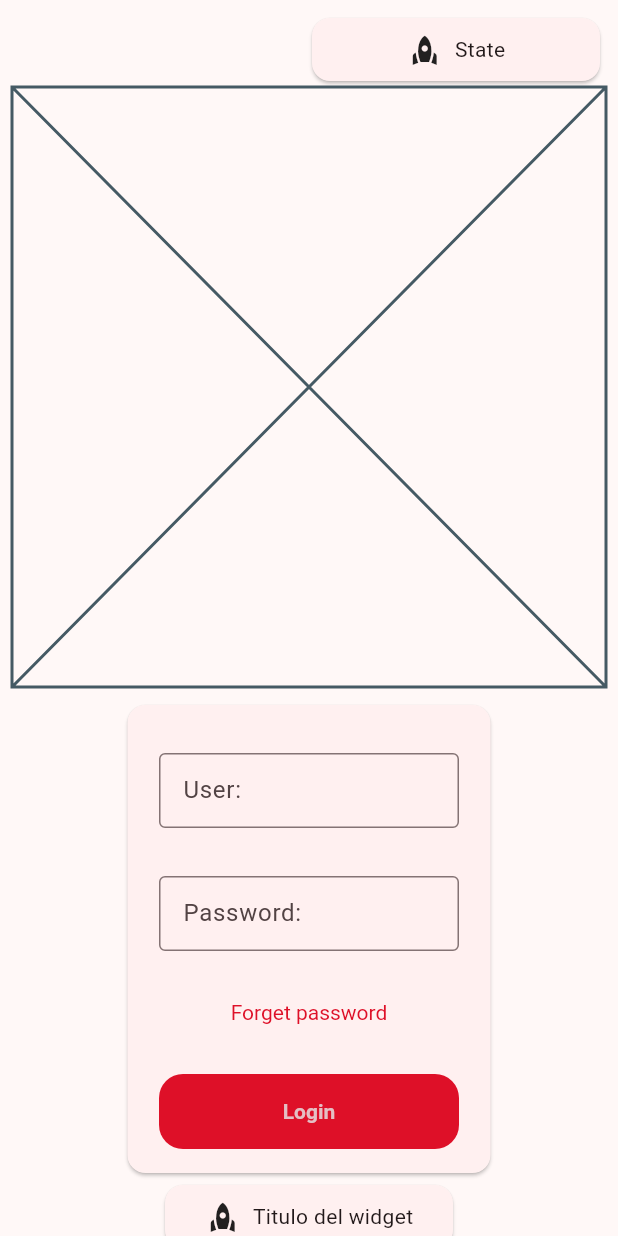
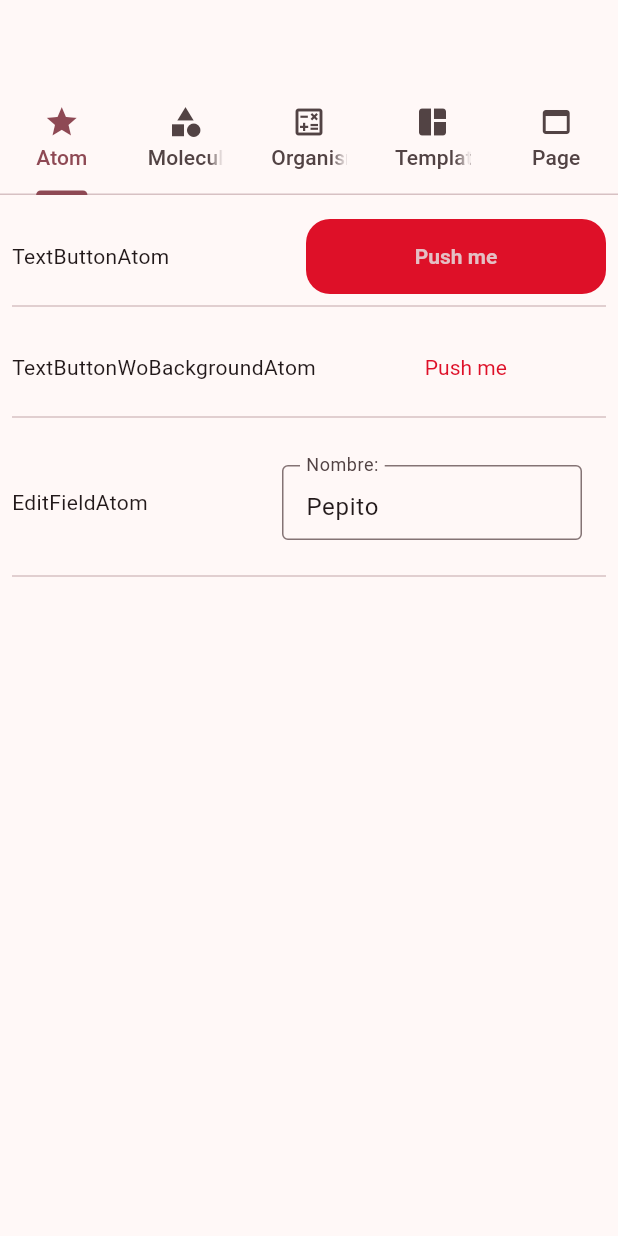
Before and after one commit to Javierenrique00/retoflutter_fase4, a Flutter app: the screen it shows after launch, on a phone screen of 412 x 824 dp. Run offline on Flutter 3.47's test engine with Material 3 defaults, Android fonts, the phone set to English and light mode, and no system bars.

Commit message:
Improve documentation

```diff
--- a/atomicdesign/example/lib/main.dart
+++ b/atomicdesign/example/lib/main.dart
@@ -1,11 +1,5 @@
-import 'package:atomicdesign/ui/atom/edit_field_atom/edit_field_atom.dart';
-import 'package:atomicdesign/ui/atom/edit_field_atom/edit_field_input_type.dart';
-import 'package:atomicdesign/ui/atom/text_button_atom.dart';
-import 'package:atomicdesign/ui/atom/text_button_wo_background_atom.dart';
 import 'package:atomicdesign/ui/foundation/theme_foundation.dart';
-import 'package:atomicdesign/ui/molecule/card_tile_molecule.dart';
-import 'package:atomicdesign/ui/organism/login_organism.dart';
-import 'package:atomicdesign/ui/template/basic_template.dart';
+import 'package:example/ui/tab_menu.dart';
 import 'package:flutter/material.dart';
 
 void main() {
@@ -21,37 +15,7 @@ class MainApp extends StatelessWidget {
       theme: basicLightThemeFoundation,
       darkTheme: basicDarkThemeFoundation,
       themeMode: ThemeMode.light,
-      home: Scaffold(
-        body: Center(
-          child: Column(
-            children: [
-              const BasicTemplate(
-                mainContent: Placeholder(),
-                stateContent: CardTileMolecule(
-                  title: 'State',
-                ),
-              ),
-              const LoginOrganism(),
-              const CardTileMolecule(
-                title: 'Titulo del widget',
-              ),
-              EditFieldAtom(
-                  name: 'Nombre:',
-                  strValue: 'Pepito',
-                  type: EditFieldInputType.stringShortType,
-                  onChanged: (value) {}),
-              TextButtonAtom(
-                textButton: 'Push me',
-                onPressedButton: () {},
-              ),
-              TextButtonWoBackgroundAtom(
-                textButton: 'Push me',
-                onPressedButton: () {},
-              )
-            ],
-          ),
-        ),
-      ),
+      home: const TabMenu(),
     );
   }
 }
--- /dev/null
+++ b/atomicdesign/example/lib/ui/screen/atom_screen.dart
@@ -0,0 +1,37 @@
+import 'package:atomicdesign/ui/atom/edit_field_atom/edit_field_atom.dart';
+import 'package:atomicdesign/ui/atom/edit_field_atom/edit_field_input_type.dart';
+import 'package:atomicdesign/ui/atom/text_button_atom.dart';
+import 'package:atomicdesign/ui/atom/text_button_wo_background_atom.dart';
+import 'package:atomicdesign/ui/template/showcase_template.dart';
+import 'package:flutter/material.dart';
+
+class AtomScreen extends StatelessWidget {
+  const AtomScreen({super.key});
+
+  @override
+  Widget build(BuildContext context) {
+    return ShowcaseTemplate(
+      widgetList: [
+        {
+          'TextButtonAtom': TextButtonAtom(
+            textButton: 'Push me',
+            onPressedButton: () {},
+          )
+        },
+        {
+          'TextButtonWoBackgroundAtom': TextButtonWoBackgroundAtom(
+            textButton: 'Push me',
+            onPressedButton: () {},
+          )
+        },
+        {
+          'EditFieldAtom': EditFieldAtom(
+              name: 'Nombre:',
+              strValue: 'Pepito',
+              type: EditFieldInputType.stringShortType,
+              onChanged: (value) {})
+        },
+      ],
+    );
+  }
+}
--- /dev/null
+++ b/atomicdesign/example/lib/ui/tab_menu.dart
@@ -0,0 +1,50 @@
+import 'package:example/ui/screen/atom_screen.dart';
+import 'package:example/ui/screen/molecule_screen.dart';
+import 'package:example/ui/screen/organism_screen.dart';
+import 'package:example/ui/screen/page_screen.dart';
+import 'package:example/ui/screen/template_screen.dart';
+import 'package:flutter/material.dart';
+
+class TabMenu extends StatelessWidget {
+  const TabMenu({super.key});
+
+  @override
+  Widget build(BuildContext context) {
+    return DefaultTabController(
+      length: 5,
+      child: Scaffold(
+        appBar: AppBar(
+          bottom: const TabBar(tabs: [
+            Tab(
+              icon: Icon(Icons.star),
+              text: 'Atom',
+            ),
+            Tab(
+              icon: Icon(Icons.category),
+              text: 'Molecule',
+            ),
+            Tab(
+              icon: Icon(Icons.calculate_outlined),
+              text: 'Organism',
+            ),
+            Tab(
+              icon: Icon(Icons.space_dashboard),
+              text: 'Template',
+            ),
+            Tab(
+              icon: Icon(Icons.web_asset),
+              text: 'Page',
+            ),
+          ]),
+        ),
+        body: const TabBarView(children: [
+          AtomScreen(),
+          MoleculeScreen(),
+          OrganismScreen(),
+          TemplateScreen(),
+          PageScreen(),
+        ],),
+      ),
+    );
+  }
+}
--- a/atomicdesign/lib/ui/foundation/size_foundation.dart
+++ b/atomicdesign/lib/ui/foundation/size_foundation.dart
@@ -19,4 +19,6 @@ abstract class SizeFoundation {
 
   static const basictemplateInsetBorder = SizesToken.s8x1;
 
+  static const showcaseTemplateSpacer = SizesToken.s8x1;
+
 }
--- a/atomicdesign/lib/ui/molecule/card_tile_molecule.dart
+++ b/atomicdesign/lib/ui/molecule/card_tile_molecule.dart
@@ -3,7 +3,8 @@ import 'package:flutter/material.dart';
 
 class CardTileMolecule extends StatelessWidget {
   final String title;
-  const CardTileMolecule({required this.title, super.key});
+  final Icon icon;
+  const CardTileMolecule({required this.title,required this.icon ,super.key});
 
   @override
   Widget build(BuildContext context) {
@@ -14,9 +15,7 @@ class CardTileMolecule extends StatelessWidget {
         child: Row(
           mainAxisAlignment: MainAxisAlignment.center,
           children: [
-            const Icon(
-              Icons.rocket,
-            ),
+            icon,
             const SizedBox(
               width: SizeFoundation.basicCardTileSpacer,
             ),
--- a/atomicdesign/lib/ui/organism/login_organism.dart
+++ b/atomicdesign/lib/ui/organism/login_organism.dart
@@ -15,7 +15,7 @@ class LoginOrganism extends StatefulWidget {
 class _LoginOrganismState extends State<LoginOrganism> {
   @override
   Widget build(BuildContext context) {
-    return Container(
+    return SizedBox(
       width: SizeFoundation.basicLoginWidth,
       child: Card(
         child: Column(
--- /dev/null
+++ b/atomicdesign/lib/ui/template/showcase_template.dart
@@ -0,0 +1,36 @@
+import 'package:atomicdesign/ui/foundation/size_foundation.dart';
+import 'package:flutter/material.dart';
+
+class ShowcaseTemplate extends StatelessWidget {
+  final List<Map<String, Widget>> widgetList;
+  const ShowcaseTemplate({required this.widgetList, super.key});
+
+  @override
+  Widget build(BuildContext context) {
+    return Container(
+      padding: const EdgeInsets.all(SizeFoundation.showcaseTemplateSpacer),
+      child: ListView.builder(
+        itemCount: widgetList.length,
+        itemBuilder: (context, index) {
+          return Column(
+            mainAxisAlignment: MainAxisAlignment.start,
+            children: [
+              const SizedBox(height: SizeFoundation.showcaseTemplateSpacer),
+              Row(
+                mainAxisAlignment: MainAxisAlignment.spaceBetween,
+                children: [
+                  Text(widgetList[index].entries.first.key),
+                  Container(
+                    alignment: Alignment.centerRight,
+                    child: widgetList[index].entries.first.value,
+                  ),
+                ],
+              ),
+              const Divider(),
+            ],
+          );
+        },
+      ),
+    );
+  }
+}
--- a/atomicdesign/pubspec.yaml
+++ b/atomicdesign/pubspec.yaml
@@ -1,6 +1,6 @@
 name: atomicdesign
 description: "A new Flutter package project."
-version: 0.0.1
+version: 1.0.0
 homepage:
 
 environment:
```
Also changed, not shown: atomicdesign/example/lib/ui/screen/molecule_screen.dart (added, +19 -0 lines), atomicdesign/example/lib/ui/screen/organism_screen.dart (added, +18 -0 lines), atomicdesign/example/lib/ui/screen/page_screen.dart (added, +18 -0 lines), atomicdesign/example/lib/ui/screen/template_screen.dart (added, +25 -0 lines), atomicdesign/lib/ui/page/login_page.dart (added, +13 -0 lines), atomicdesign/assets/textButtomAtom.jpg (added), 4 other files.
